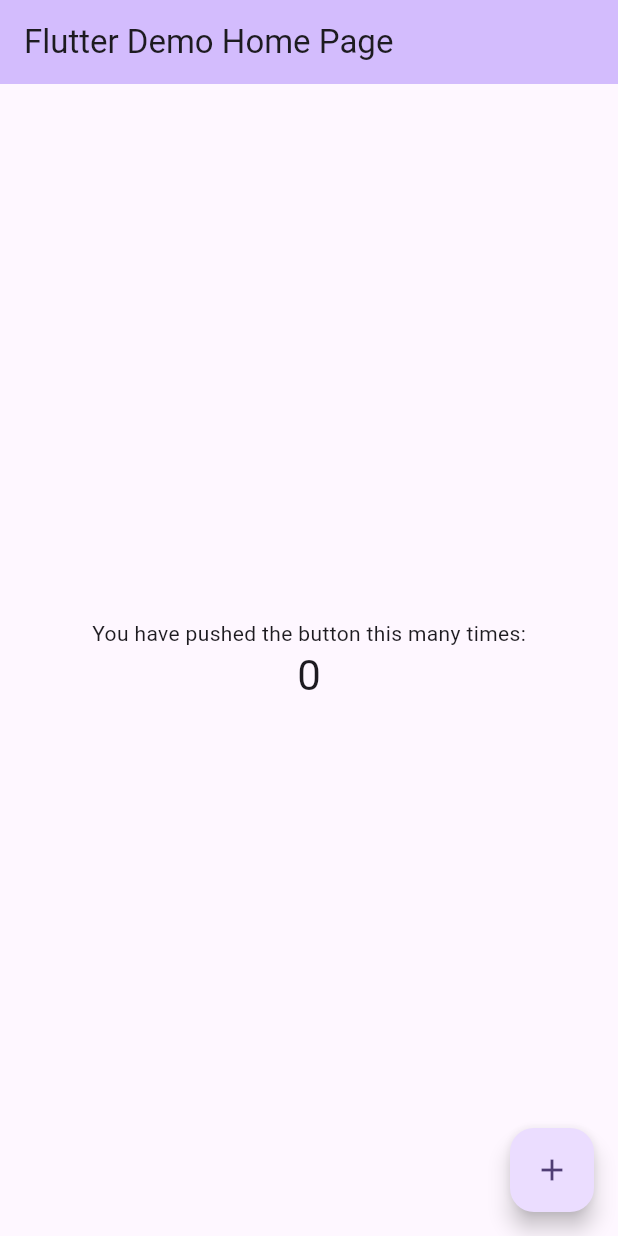
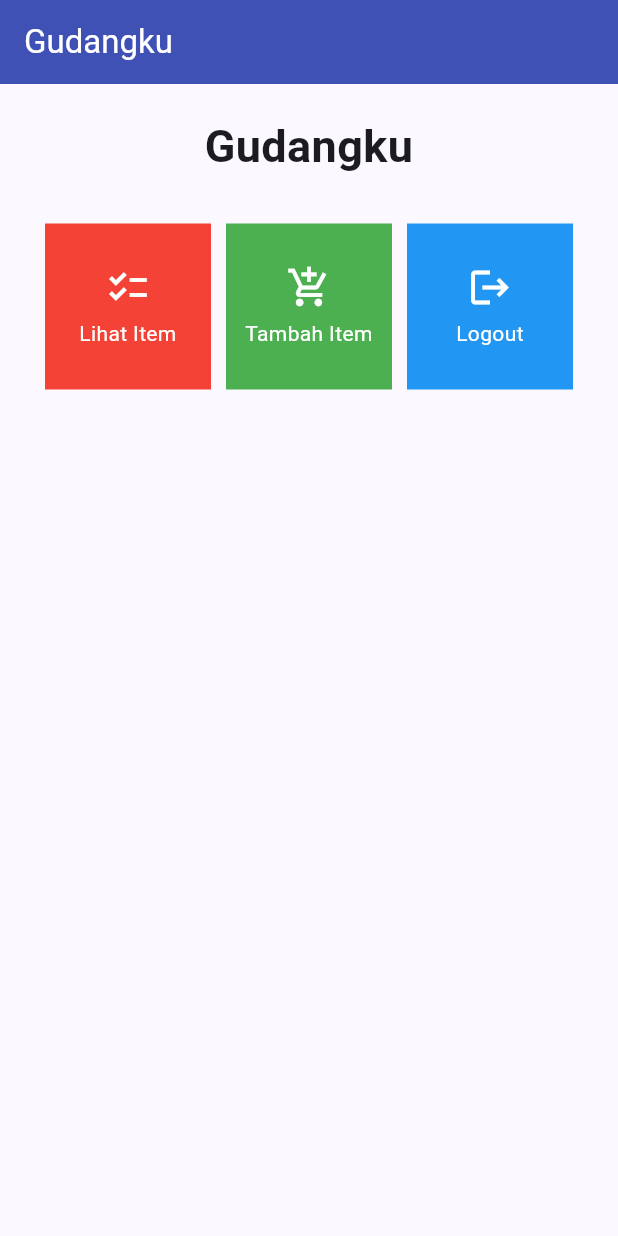
Before and after one commit to mariomichael/gudangku-mobile, a Flutter app: the screen it shows after launch, on a phone screen of 412 x 824 dp. Run offline on Flutter 3.47's test engine with Material 2 defaults, Android fonts, the light colour scheme and no system bars.

Commit message:
app done

```diff
--- a/lib/main.dart
+++ b/lib/main.dart
@@ -1,4 +1,5 @@
 import 'package:flutter/material.dart';
+import 'package:gudangku/menu.dart';
 
 void main() {
   runApp(const MyApp());
@@ -28,98 +29,10 @@
         //
         // This works for code too, not just values: Most code changes can be
         // tested with just a hot reload.
-        colorScheme: ColorScheme.fromSeed(seedColor: Colors.deepPurple),
+        colorScheme: ColorScheme.fromSeed(seedColor: Colors.indigo),
         useMaterial3: true,
       ),
-      home: const MyHomePage(title: 'Flutter Demo Home Page'),
+      home: MyHomePage(),
     );
   }
 }
-
-class MyHomePage extends StatefulWidget {
-  const MyHomePage({super.key, required this.title});
-
-  // This widget is the home page of your application. It is stateful, meaning
-  // that it has a State object (defined below) that contains fields that affect
-  // how it looks.
-
-  // This class is the configuration for the state. It holds the values (in this
-  // case the title) provided by the parent (in this case the App widget) and
-  // used by the build method of the State. Fields in a Widget subclass are
-  // always marked "final".
-
-  final String title;
-
-  @override
-  State<MyHomePage> createState() => _MyHomePageState();
-}
-
-class _MyHomePageState extends State<MyHomePage> {
-  int _counter = 0;
-
-  void _incrementCounter() {
-    setState(() {
-      // This call to setState tells the Flutter framework that something has
-      // changed in this State, which causes it to rerun the build method below
-      // so that the display can reflect the updated values. If we changed
-      // _counter without calling setState(), then the build method would not be
-      // called again, and so nothing would appear to happen.
-      _counter++;
-    });
-  }
-
-  @override
-  Widget build(BuildContext context) {
-    // This method is rerun every time setState is called, for instance as done
-    // by the _incrementCounter method above.
-    //
-    // The Flutter framework has been optimized to make rerunning build methods
-    // fast, so that you can just rebuild anything that needs updating rather
-    // than having to individually change instances of widgets.
-    return Scaffold(
-      appBar: AppBar(
-        // TRY THIS: Try changing the color here to a specific color (to
-        // Colors.amber, perhaps?) and trigger a hot reload to see the AppBar
-        // change color while the other colors stay the same.
-        backgroundColor: Theme.of(context).colorScheme.inversePrimary,
-        // Here we take the value from the MyHomePage object that was created by
-        // the App.build method, and use it to set our appbar title.
-        title: Text(widget.title),
-      ),
-      body: Center(
-        // Center is a layout widget. It takes a single child and positions it
-        // in the middle of the parent.
-        child: Column(
-          // Column is also a layout widget. It takes a list of children and
-          // arranges them vertically. By default, it sizes itself to fit its
-          // children horizontally, and tries to be as tall as its parent.
-          //
-          // Column has various properties to control how it sizes itself and
-          // how it positions its children. Here we use mainAxisAlignment to
-          // center the children vertically; the main axis here is the vertical
-          // axis because Columns are vertical (the cross axis would be
-          // horizontal).
-          //
-          // TRY THIS: Invoke "debug painting" (choose the "Toggle Debug Paint"
-          // action in the IDE, or press "p" in the console), to see the
-          // wireframe for each widget.
-          mainAxisAlignment: MainAxisAlignment.center,
-          children: <Widget>[
-            const Text(
-              'You have pushed the button this many times:',
-            ),
-            Text(
-              '$_counter',
-              style: Theme.of(context).textTheme.headlineMedium,
-            ),
-          ],
-        ),
-      ),
-      floatingActionButton: FloatingActionButton(
-        onPressed: _incrementCounter,
-        tooltip: 'Increment',
-        child: const Icon(Icons.add),
-      ), // This trailing comma makes auto-formatting nicer for build methods.
-    );
-  }
-}
--- /dev/null
+++ b/lib/menu.dart
@@ -0,0 +1,123 @@
+import 'package:flutter/material.dart';
+
+class MyHomePage extends StatelessWidget {
+  MyHomePage({Key? key}) : super(key: key);
+
+  final List<ShopItem> items = [
+    ShopItem("Lihat Item", Icons.checklist, Colors.red),
+    ShopItem("Tambah Item", Icons.add_shopping_cart, Colors.green),
+    ShopItem("Logout", Icons.logout, Colors.blue),
+  ];
+
+  // This widget is the home page of your application. It is stateful, meaning
+  // that it has a State object (defined below) that contains fields that affect
+  // how it looks.
+
+  // This class is the configuration for the state. It holds the values (in this
+  // case the title) provided by the parent (in this case the App widget) and
+  // used by the build method of the State. Fields in a Widget subclass are
+  // always marked "final".
+
+  @override
+  Widget build(BuildContext context) {
+      return Scaffold(
+      appBar: AppBar(
+        backgroundColor: Colors.indigo,
+        title: const Text(
+          'Gudangku',
+          style: TextStyle(color: Colors.white),
+        ),
+      ),
+      body: SingleChildScrollView(
+        // Widget wrapper yang dapat discroll
+        child: Padding(
+          padding: const EdgeInsets.all(10.0), // Set padding dari halaman
+          child: Column(
+            // Widget untuk menampilkan children secara vertikal
+            children: <Widget>[
+              const Padding(
+                padding: EdgeInsets.only(top: 10.0, bottom: 10.0),
+                // Widget Text untuk menampilkan tulisan dengan alignment center dan style yang sesuai
+                child: Text(
+                  'Gudangku', // Text yang menandakan toko
+                  textAlign: TextAlign.center,
+                  style: TextStyle(
+                    fontSize: 30,
+                    fontWeight: FontWeight.bold,
+                  ),
+                ),
+              ),
+              // Grid layout
+              GridView.count(
+                // Container pada card kita.
+                primary: true,
+                padding: const EdgeInsets.all(20),
+                crossAxisSpacing: 10,
+                mainAxisSpacing: 10,
+                crossAxisCount: 3,
+                shrinkWrap: true,
+                children: items.map((ShopItem item) {
+                  // Iterasi untuk setiap item
+                  return ShopCard(item);
+                }).toList(),
+              ),
+            ],
+          ),
+        ),
+      ),
+    );
+  }
+}
+
+class ShopItem {
+  final String name;
+  final IconData icon;
+  final Color color;
+
+  ShopItem(this.name, this.icon, this.color);
+}
+
+class ShopCard extends StatelessWidget {
+  final ShopItem item;
+
+  const ShopCard(this.item, {super.key}); // Constructor
+
+  @override
+  Widget build(BuildContext context) {
+    return Material(
+      color: item.color,
+      child: InkWell(
+        // Area responsive terhadap sentuhan
+        onTap: () {
+          // Memunculkan SnackBar ketika diklik
+          ScaffoldMessenger.of(context)
+            ..hideCurrentSnackBar()
+            ..showSnackBar(SnackBar(
+                content: Text("Kamu telah menekan tombol ${item.name}!")));
+        },
+        child: Container(
+          // Container untuk menyimpan Icon dan Text
+          padding: const EdgeInsets.all(8),
+          child: Center(
+            child: Column(
+              mainAxisAlignment: MainAxisAlignment.center,
+              children: [
+                Icon(
+                  item.icon,
+                  color: Colors.white,
+                  size: 30.0,
+                ),
+                const Padding(padding: EdgeInsets.all(3)),
+                Text(
+                  item.name,
+                  textAlign: TextAlign.center,
+                  style: const TextStyle(color: Colors.white),
+                ),
+              ],
+            ),
+          ),
+        ),
+      ),
+    );
+  }
+}
```
